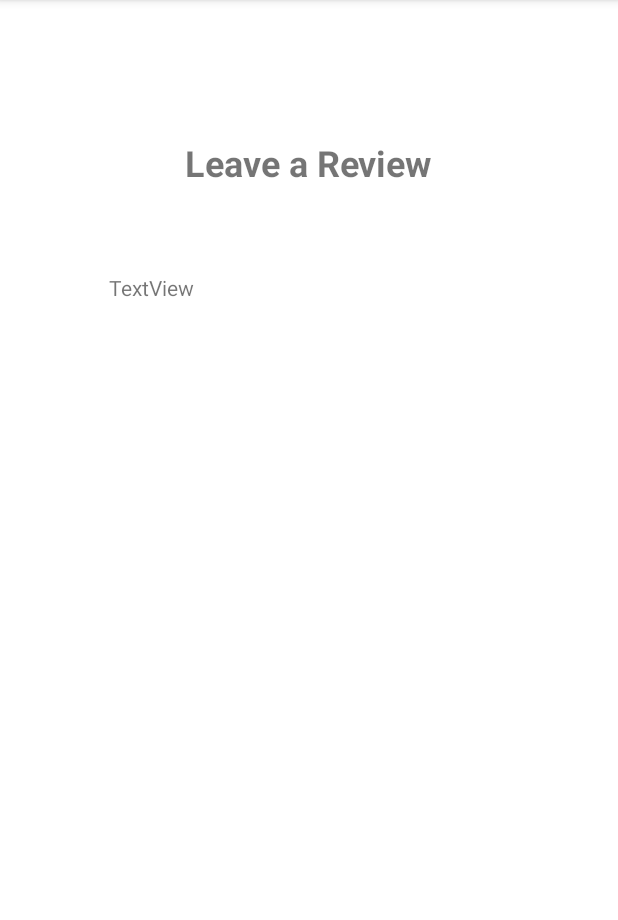
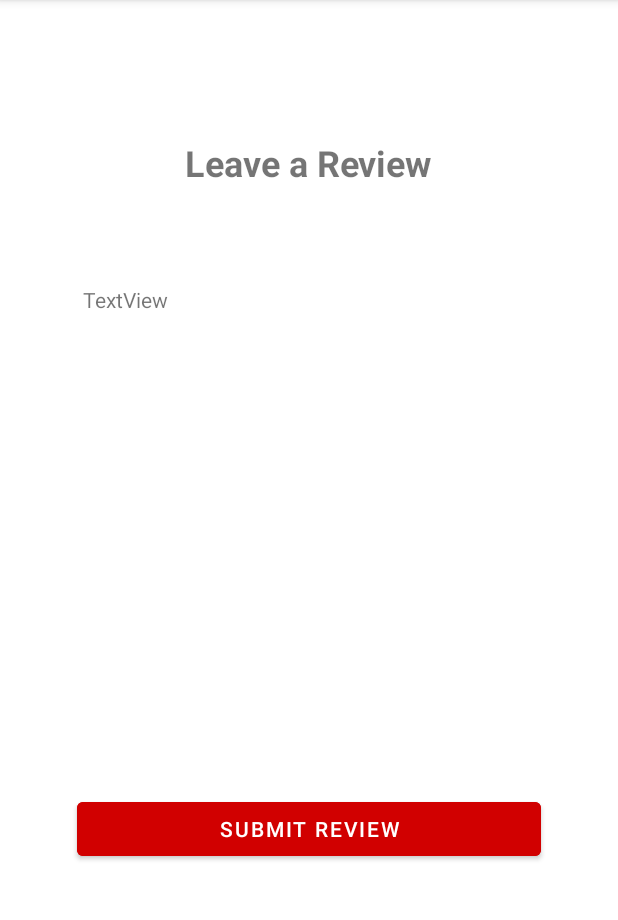
Before and after one commit to osman-alidu/coursebud, an Android app: the MakeReviewActivity screen opened directly, with no data from a screen before it, on a phone screen of 412 x 824 dp, the part 84-1004 px from its top. Run offline under Robolectric (Android 15) with nearby library versions, the light colour scheme and no system bars; 1 statement that could not run was skipped.

Commit message:
Updated make and display review activities and basic variables for search_courses.

```diff
--- a/app/src/main/java/com/example/coursebud/MakeReviewActivity.kt
+++ b/app/src/main/java/com/example/coursebud/MakeReviewActivity.kt
@@ -2,10 +2,25 @@ package com.example.coursebud
 
 import androidx.appcompat.app.AppCompatActivity
 import android.os.Bundle
+import android.widget.Button
+import android.widget.TextView
+import org.w3c.dom.Text
 
-class MakeReviewActivity : AppCompatActivity() {
+class  MakeReviewActivity : AppCompatActivity() {
+
+    private lateinit var submitReviewButton: Button
+    private lateinit var leaveReviewText: Text
+    private lateinit var writeReviewBox: TextView
+
+
     override fun onCreate(savedInstanceState: Bundle?) {
         super.onCreate(savedInstanceState)
         setContentView(R.layout.make_review)
+
+        submitReviewButton = findViewById(R.id.submitReviewButton)
+        leaveReviewText = findViewById(R.id.leaveReviewText)
+        writeReviewBox = findViewById(R.id.writeReviewBox)
+
+
     }
 }
--- a/app/src/main/res/layout/make_review.xml
+++ b/app/src/main/res/layout/make_review.xml
@@ -5,8 +5,20 @@
     android:layout_width="match_parent"
     android:layout_height="match_parent">
 
+    <Button
+        android:id="@+id/submitReviewButton"
+        android:layout_width="309dp"
+        android:layout_height="48dp"
+        android:backgroundTint="@color/red"
+        android:text="Submit review"
+        app:layout_constraintBottom_toBottomOf="parent"
+        app:layout_constraintEnd_toEndOf="parent"
+        app:layout_constraintStart_toStartOf="parent"
+        app:layout_constraintTop_toTopOf="parent"
+        app:layout_constraintVertical_bias="0.734" />
+
     <TextView
-        android:id="@+id/textView3"
+        android:id="@+id/leaveReviewText"
         android:layout_width="wrap_content"
         android:layout_height="wrap_content"
         android:text="Leave a Review"
@@ -20,15 +32,15 @@
         app:layout_constraintVertical_bias="0.125" />
 
     <TextView
-        android:id="@+id/textView4"
-        android:layout_width="266dp"
-        android:layout_height="508dp"
+        android:id="@+id/writeReviewBox"
+        android:layout_width="300dp"
+        android:layout_height="250dp"
         android:text="TextView"
         app:layout_constraintBottom_toBottomOf="parent"
         app:layout_constraintEnd_toEndOf="parent"
         app:layout_constraintHorizontal_bias="0.496"
         app:layout_constraintStart_toStartOf="parent"
-        app:layout_constraintTop_toBottomOf="@+id/textView3"
-        app:layout_constraintVertical_bias="0.423" />
+        app:layout_constraintTop_toBottomOf="@+id/leaveReviewText"
+        app:layout_constraintVertical_bias="0.166" />
 
 </androidx.constraintlayout.widget.ConstraintLayout>
--- a/app/src/main/res/layout/review_page.xml
+++ b/app/src/main/res/layout/review_page.xml
@@ -32,7 +32,7 @@
         app:layout_constraintVertical_bias="0.868" />
 
     <TextView
-        android:id="@+id/textView2"
+        android:id="@+id/reviewsText"
         android:layout_width="wrap_content"
         android:layout_height="wrap_content"
         android:layout_marginTop="36dp"
@@ -44,11 +44,12 @@
         app:layout_constraintTop_toBottomOf="@+id/addReviewButton" />
 
     <androidx.recyclerview.widget.RecyclerView
+        android:id="@+id/displayReviews"
         android:layout_width="308dp"
         android:layout_height="354dp"
         app:layout_constraintBottom_toBottomOf="parent"
         app:layout_constraintEnd_toEndOf="parent"
         app:layout_constraintStart_toStartOf="parent"
-        app:layout_constraintTop_toBottomOf="@+id/textView2" />
+        app:layout_constraintTop_toBottomOf="@+id/reviewsText" />
 
 </androidx.constraintlayout.widget.ConstraintLayout>
--- a/app/src/main/res/layout/search_courses.xml
+++ b/app/src/main/res/layout/search_courses.xml
@@ -6,7 +6,7 @@
     android:layout_height="match_parent">
 
     <TextView
-        android:id="@+id/textView"
+        android:id="@+id/courseBudText"
         android:layout_width="wrap_content"
         android:layout_height="wrap_content"
         android:fontFamily="sans-serif-black"
@@ -21,6 +21,7 @@
         app:layout_constraintVertical_bias="0.234" />
 
     <SearchView
+        android:id="@+id/searchView"
         android:layout_width="320dp"
         android:layout_height="43dp"
         android:background="@drawable/border"
@@ -31,7 +32,7 @@
         app:layout_constraintBottom_toBottomOf="parent"
         app:layout_constraintEnd_toEndOf="parent"
         app:layout_constraintStart_toStartOf="parent"
-        app:layout_constraintTop_toBottomOf="@+id/textView"
+        app:layout_constraintTop_toBottomOf="@+id/courseBudText"
         app:layout_constraintVertical_bias="0.095" />
 
 </androidx.constraintlayout.widget.ConstraintLayout>
```
Also changed, not shown: app/src/main/java/com/example/coursebud/ReviewPageActivity.kt (+21 -0 lines), app/src/main/java/com/example/coursebud/SearchCoursesActivity.kt (+9 -0 lines).
